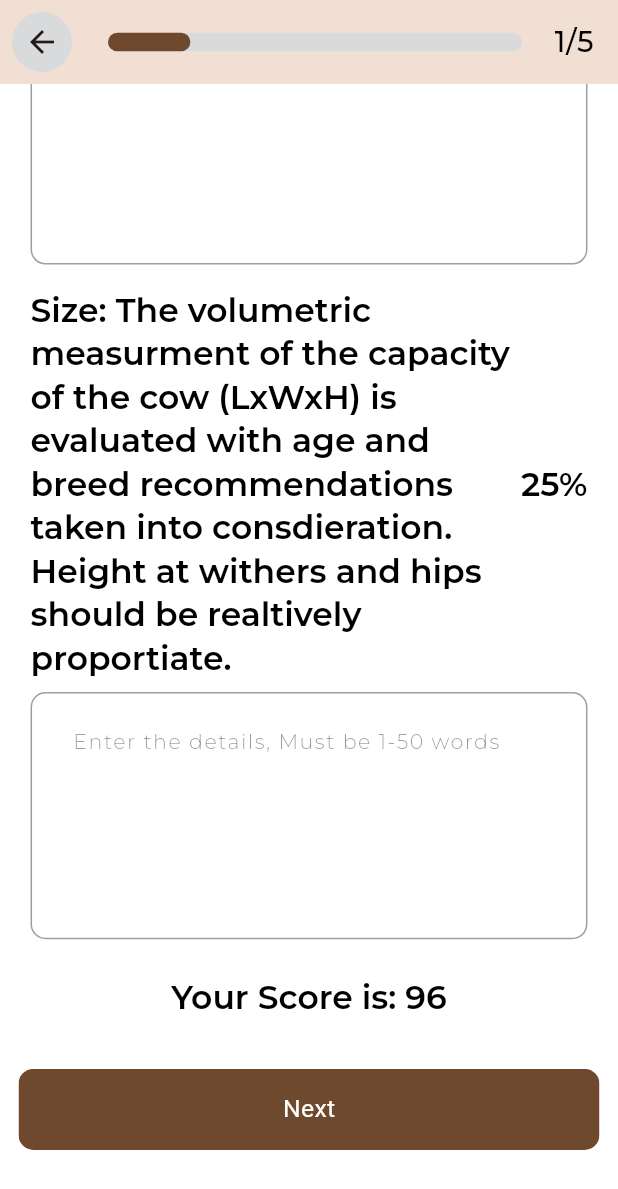
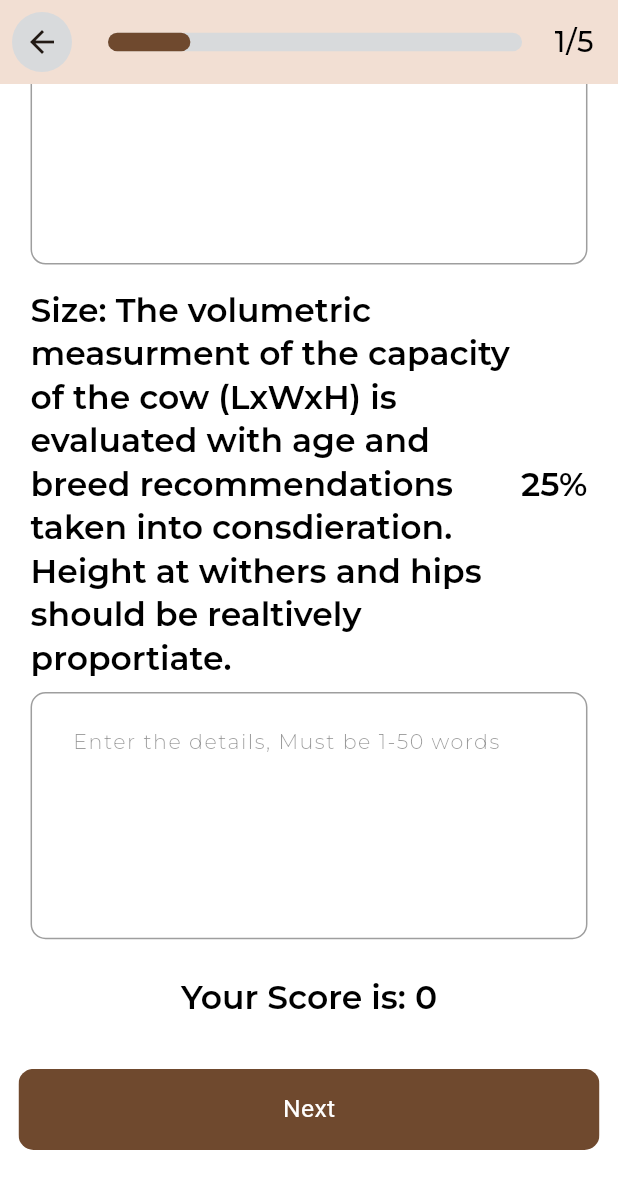
Before and after one commit to Umer2901/BreedersX, a Flutter app: the Quiz screen opened directly, scrolled down 1894 dp, on a phone screen of 412 x 824 dp. Shown: the top 1189 px of the screen. Run offline on Flutter 3.47's test engine with Material 3 defaults, Android fonts, the phone set to English and light mode, and no system bars; our stand-ins replace cloud_firestore, firebase_auth, firebase_core, flutter_form_builder, flutter_spinkit, form_builder_validators and 5 more; accounts and stored records are empty.

Commit message:
Added model,provider and services for quize1Page and posted it in a new collection in firebase

```diff
--- a/lib/model/listitem_model.dart
+++ /dev/null
@@ -1,6 +0,0 @@
-class ListItem {
-  final String text;
-  final String percentage;
-
-  ListItem({required this.text, required this.percentage});
-}
--- /dev/null
+++ b/lib/model/quize1_model.dart
@@ -0,0 +1,73 @@
+import 'dart:convert';
+import 'package:collection/collection.dart';
+import 'package:cloud_firestore/cloud_firestore.dart';
+// ignore_for_file: public_member_api_docs, sort_constructors_first
+
+
+class Quize1Model {
+  String optionSelected;
+  List<String> details;
+  String score;
+  Quize1Model({
+    required this.optionSelected,
+    required this.details,
+    required this.score,
+  });
+
+  Quize1Model copyWith({
+    String? optionSelected,
+    List<String>? details,
+    String? score,
+  }) {
+    return Quize1Model(
+      optionSelected: optionSelected ?? this.optionSelected,
+      details: details ?? this.details,
+      score: score ?? this.score,
+    );
+  }
+
+  Map<String, dynamic> toMap() {
+    return <String, dynamic>{
+      'optionSelected': optionSelected,
+      'details': details,
+      'score': score,
+    };
+  }
+
+  factory Quize1Model.fromMap(Map<String, dynamic> map) {
+    return Quize1Model(
+      optionSelected: map['optionSelected'] as String,
+      details: List<String>.from((map['details'] as List<String>)),
+      score: map['score'] as String,
+    );
+  }
+
+  factory Quize1Model.fromDoc(DocumentSnapshot snapshot) {
+    return Quize1Model(
+      optionSelected: snapshot['optionSelected'] as String,
+      details: List<String>.from((snapshot['details'] as List<String>)),
+      score: snapshot['score'] as String,
+    );
+  }
+
+  String toJson() => json.encode(toMap());
+
+  factory Quize1Model.fromJson(String source) => Quize1Model.fromMap(json.decode(source) as Map<String, dynamic>);
+
+  @override
+  String toString() => 'Quize1Model(optionSelected: $optionSelected, details: $details, score: $score)';
+
+  @override
+  bool operator ==(covariant Quize1Model other) {
+    if (identical(this, other)) return true;
+    final listEquals = const DeepCollectionEquality().equals;
+
+    return
+      other.optionSelected == optionSelected &&
+      listEquals(other.details, details) &&
+      other.score == score;
+  }
+
+  @override
+  int get hashCode => optionSelected.hashCode ^ details.hashCode ^ score.hashCode;
+   }
--- /dev/null
+++ b/lib/provider/quize1_provider.dart
@@ -0,0 +1,42 @@
+import 'package:flutter/material.dart';
+import 'package:breedex/model/quize1_model.dart';
+import 'package:breedex/services/quize1_services.dart';
+
+
+class Quiz1Provider with ChangeNotifier {
+ final  Quize1Model _quizData = Quize1Model(
+      optionSelected: '', details: List<String>.filled(7, ''), score: '0');
+ final Quize1Services _quizService = Quize1Services();
+
+  Quize1Model get quizData => _quizData;
+
+  bool _isLoading = false;
+  bool get isLoading => _isLoading;
+
+  void setOptionSelected(String option) {
+    _quizData.optionSelected = option;
+    notifyListeners();
+  }
+
+  void addDetail(int index, String detail) {
+    if (index >= 0 && index < _quizData.details.length) {
+      _quizData.details[index] = detail;
+      notifyListeners();
+    }
+  }
+
+  void setScore(String score) {
+    _quizData.score = score;
+    notifyListeners();
+  }
+
+  Future<void> saveQuizData() async {
+    _isLoading = true;
+    notifyListeners();
+
+    await _quizService.addQuize1Data(_quizData);
+
+    _isLoading = false;
+    notifyListeners();
+  }
+}
--- /dev/null
+++ b/lib/services/quize1_services.dart
@@ -0,0 +1,16 @@
+import 'package:breedex/model/quize1_model.dart';
+import 'package:cloud_firestore/cloud_firestore.dart';
+
+class Quize1Services {
+  static final _quize1Collection =
+      FirebaseFirestore.instance.collection('Quize1');
+
+  Future<void> addQuize1Data(Quize1Model quize) async {
+    try {
+      await _quize1Collection.add(quize.toMap());
+    } catch (e) {
+      // ignore: avoid_print
+      print('Error adding herd: $e');
+    }
+  }
+}
--- a/lib/view/home/Quiz/quiz.dart
+++ b/lib/view/home/Quiz/quiz.dart
@@ -1,14 +1,15 @@
 import 'package:sizer/sizer.dart';
 import 'package:flutter/material.dart';
+import 'package:provider/provider.dart';
 import 'package:breedex/navigator.dart';
 import 'package:breedex/constants/colors.dart';
-import 'package:breedex/model/listitem_model.dart';
+import 'package:breedex/model/lists_models.dart';
 import 'package:breedex/view/home/Quiz/quiz2.dart';
 import 'package:breedex/view/widget/textfield.dart';
+import 'package:breedex/provider/quize1_provider.dart';
 import 'package:breedex/view/widget/custom_button.dart';
 import 'package:breedex/view/widget/custom_progress_bar.dart';
-
-
+// ignore_for_file: use_build_context_synchronously
 
 
 class Quiz extends StatefulWidget {
@@ -19,26 +20,42 @@ class Quiz extends StatefulWidget {
 }
 
 class _QuizState extends State<Quiz> {
+    final List<TextEditingController> _controllers =
+      List.generate(7, (index) => TextEditingController());
+
   int selectedOption = -1;
 
   final List<ListItem> items = [
-    ListItem(text: 'Chest: Adequete width and spacing between front legs', percentage: '13%'),
-    ListItem(text: 'Heart Girth: Deep and with well sprung fore ribs blending into shoulders', percentage: '13%'),
+    ListItem(
+        text: 'Chest: Adequete width and spacing between front legs',
+        percentage: '13%'),
+    ListItem(
+        text:
+            'Heart Girth: Deep and with well sprung fore ribs blending into shoulders',
+        percentage: '13%'),
     ListItem(text: 'Bone Mass: Strong without coarseness', percentage: '10%'),
-    ListItem(text: 'Muzzle: Broad with large open nostrils and a strong jaw', percentage: '7%'),
-    ListItem(text: 'Shoulder Blades and Elbows: Firmly set against the chest wall', percentage: '17%'),
+    ListItem(
+        text: 'Muzzle: Broad with large open nostrils and a strong jaw',
+        percentage: '7%'),
+    ListItem(
+        text: 'Shoulder Blades and Elbows: Firmly set against the chest wall',
+        percentage: '17%'),
     ListItem(text: 'Crops: Full', percentage: '15%'),
-    ListItem(text: 'Size: The volumetric measurment of the capacity of the cow (LxWxH) is evaluated with age and breed recommendations taken into consdieration. Height at withers and hips should be realtively proportiate.', percentage: '25%'),
+    ListItem(
+        text:
+            'Size: The volumetric measurment of the capacity of the cow (LxWxH) is evaluated with age and breed recommendations taken into consdieration. Height at withers and hips should be realtively proportiate.',
+        percentage: '25%'),
   ];
 
   @override
   Widget build(BuildContext context) {
+    final quizProvider = Provider.of<Quiz1Provider>(context);
     return Scaffold(
       appBar: AppBar(
         leading: Padding(
           padding: const EdgeInsets.all(8.0),
           child: GestureDetector(
-            onTap: (){
+            onTap: () {
               AppCustomNavigator.pop(context);
             },
             child: Container(
@@ -101,17 +118,31 @@ class _QuizState extends State<Quiz> {
                   ),
                   child: Column(
                     children: [
-                      buildOption('Lorem Ipsum is simply dummy text of the printing', 0),
-                      buildOption('Lorem Ipsum is simply dummy text of the printing', 1),
-                      buildOption('Lorem Ipsum is simply dummy text of the printing', 2),
-                      buildOption('Lorem Ipsum is simply dummy text of the printing', 3),
+                      buildOption(
+                          'Lorem Ipsum is simply dummy text of the printing',
+                          0,
+                          quizProvider),
+                      buildOption(
+                          'Lorem Ipsum is simply dummy text of the printing',
+                          1,
+                          quizProvider),
+                      buildOption(
+                          'Lorem Ipsum is simply dummy text of the printing',
+                          2,
+                          quizProvider),
+                      buildOption(
+                          'Lorem Ipsum is simply dummy text of the printing',
+                          3,
+                          quizProvider),
                     ],
                   ),
                 ),
                 SizedBox(height: 2.h),
                 Column(
                   crossAxisAlignment: CrossAxisAlignment.start,
-                  children: items.map((item) {
+                  children: items.asMap().entries.map((entry) {
+                     int index = entry.key;
+                    ListItem item = entry.value;
                     return Padding(
                       padding: const EdgeInsets.all(8.0),
                       child: Column(
@@ -123,12 +154,14 @@ class _QuizState extends State<Quiz> {
                               Flexible(
                                 child: Text(
                                   item.text,
-                                style: Theme.of(context).textTheme.headlineSmall,
+                                  style:
+                                      Theme.of(context).textTheme.headlineSmall,
                                 ),
                               ),
                               Text(
                                 item.percentage,
-                                style: Theme.of(context).textTheme.headlineSmall,
+                                style:
+                                    Theme.of(context).textTheme.headlineSmall,
                               ),
                             ],
                           ),
@@ -140,15 +173,20 @@ class _QuizState extends State<Quiz> {
                               border: Border.all(color: Colors.grey),
                             ),
                             width: double.infinity,
-                            child: const  Padding(
-                              padding:  EdgeInsets.all(8.0),
+                            child: Padding(
+                              padding: const EdgeInsets.all(8.0),
                               child: CustomTextField(
                                 enableBorder: false,
                                 name: 'Detail',
-                                hintText: 'Enter the details, Must be 1-50 words',
+                                hintText:
+                                    'Enter the details, Must be 1-50 words',
                                 fillColor: Colors.white,
                                 maxLines: 3,
                                 minLines: 1,
+                                controller: _controllers[index],
+                                onChanged: (value) {
+                                  quizProvider.addDetail(index, value!);
+                                },
                               ),
                             ),
                           ),
@@ -157,20 +195,37 @@ class _QuizState extends State<Quiz> {
                     );
                   }).toList(),
                 ),
-
                 SizedBox(height: 2.h),
                 Center(
                   child: Text(
-                        'Your Score is: 96',
+                    'Your Score is: ${quizProvider.quizData.score}',
                     style: Theme.of(context).textTheme.headlineSmall,
                   ),
                 ),
                 SizedBox(height: 4.h),
+                Consumer<Quiz1Provider>(
+                  builder: (context, quizProvider, child) {
+                    return Column(
+                      children: [
                         CustomButton(
                           text: 'Next',
-                  onTap: () {
-                    AppCustomNavigator.replace(context, const Quiz2());
+                          onTap: () async {
+                            await quizProvider.saveQuizData();
+                            if (!quizProvider.isLoading) {
+                            AppCustomNavigator.push(context, const Quiz2());
+                          }
+
                           },
+                        ),
+                        if (quizProvider.isLoading)
+                        Padding(
+                          padding: EdgeInsets.only(top: 2.h),
+                          child: const CircularProgressIndicator(),
+                        ),
+                      ],
+                    );
+
+                  }
                 ),
                 SizedBox(height: 2.h),
               ],
@@ -181,11 +236,12 @@ class _QuizState extends State<Quiz> {
     );
   }
 
-  Widget buildOption(String optionText, int index) {
+  Widget buildOption(String optionText, int index, Quiz1Provider quizProvider) {
     return GestureDetector(
       onTap: () {
         setState(() {
           selectedOption = index;
+          quizProvider.setOptionSelected(optionText);
         });
       },
       child: Container(
@@ -203,7 +259,10 @@ class _QuizState extends State<Quiz> {
               ? Container(
                   decoration: BoxDecoration(
                     borderRadius: BorderRadius.circular(20),
-                    border: Border.all(color: AppColors.green, width: 2,),
+                    border: Border.all(
+                      color: AppColors.green,
+                      width: 2,
+                    ),
                   ),
                   child: const Icon(Icons.circle, color: AppColors.green),
                 )
--- a/lib/view/home/Quiz/quiz3.dart
+++ b/lib/view/home/Quiz/quiz3.dart
@@ -2,7 +2,7 @@ import 'package:sizer/sizer.dart';
 import 'package:flutter/material.dart';
 import 'package:breedex/navigator.dart';
 import 'package:breedex/constants/colors.dart';
-import 'package:breedex/model/listitem_model.dart';
+import 'package:breedex/model/lists_models.dart';
 import 'package:breedex/view/home/Quiz/quiz4.dart';
 import 'package:breedex/view/widget/textfield.dart';
 import 'package:breedex/view/widget/custom_button.dart';
@@ -166,7 +166,7 @@ class _Quiz3State extends State<Quiz3> {
                 CustomButton(
                   text: 'Next',
                   onTap: () {
-                    AppCustomNavigator.replace(context, const Quiz4());
+                    AppCustomNavigator.push(context, const Quiz4());
                   },
                 ),
                 SizedBox(height: 2.h),
--- a/lib/view/home/Quiz/quiz4.dart
+++ b/lib/view/home/Quiz/quiz4.dart
@@ -2,8 +2,8 @@ import 'package:sizer/sizer.dart';
 import 'package:flutter/material.dart';
 import 'package:breedex/navigator.dart';
 import 'package:breedex/constants/colors.dart';
+import 'package:breedex/model/lists_models.dart';
 import 'package:breedex/view/home/Quiz/quiz5.dart';
-import 'package:breedex/model/listitem_model.dart';
 import 'package:breedex/view/widget/textfield.dart';
 import 'package:breedex/view/widget/custom_button.dart';
 import 'package:breedex/view/widget/custom_progress_bar.dart';
@@ -167,7 +167,7 @@ class _Quiz4State extends State<Quiz4> {
                 CustomButton(
                   text: 'Next',
                   onTap: () {
-                    AppCustomNavigator.replace(context, const Quiz5());
+                    AppCustomNavigator.push(context, const Quiz5());
                   },
                 ),
                 SizedBox(height: 2.h),
--- a/lib/view/home/Quiz/quiz5.dart
+++ b/lib/view/home/Quiz/quiz5.dart
@@ -3,7 +3,7 @@ import 'package:flutter/material.dart';
 import 'package:breedex/navigator.dart';
 import 'package:breedex/constants/colors.dart';
 import 'package:breedex/view/widget/popup1.dart';
-import 'package:breedex/model/listitem_model.dart';
+import 'package:breedex/model/lists_models.dart';
 import 'package:breedex/view/widget/textfield.dart';
 import 'package:breedex/view/widget/custom_button.dart';
 import 'package:breedex/view/widget/custom_progress_bar.dart';
--- a/lib/view/home/cow_scoring_entry.dart
+++ b/lib/view/home/cow_scoring_entry.dart
@@ -11,6 +11,8 @@ import 'package:breedex/model/scoring_entery_model.dart';
 import 'package:breedex/provider/scoring_entry_provider.dart';
 import 'package:flutter_form_builder/flutter_form_builder.dart';
 import 'package:form_builder_validators/form_builder_validators.dart';
+// ignore_for_file: use_build_context_synchronously
+
 
 class CowScoring extends StatefulWidget {
   const CowScoring({super.key});
```
Also changed, not shown: lib/main.dart (+8 -14 lines), lib/model/lists_models.dart (added, +18 -0 lines), lib/view/home/Quiz/quiz2.dart (+5 -2 lines), pubspec.lock. Lines whose indentation alone changed are shown as unchanged.
